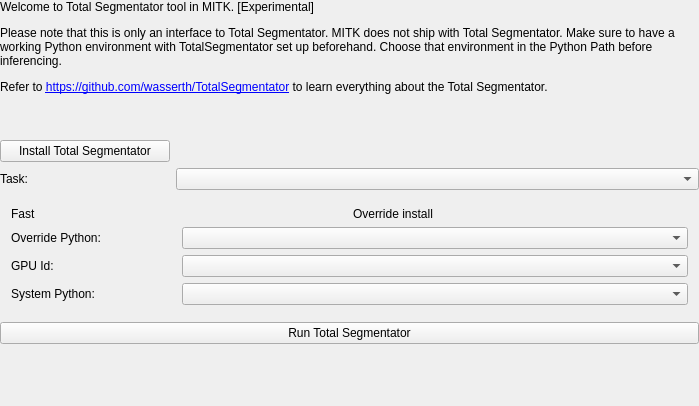
Above: Modules/SegmentationUI/Qmitk/QmitkTotalSegmentatorGUIControls.ui from MITK/MITK before the change. Below: the same form after it.
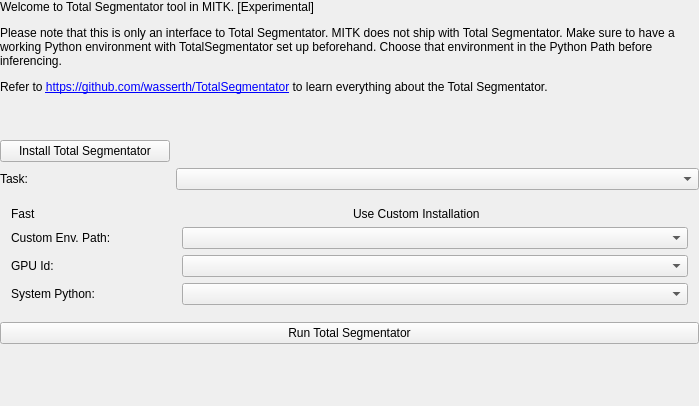
That is the form after the change. Custom widgets are drawn as their Qt base class.

Commit message: Rename UI elements & minor code changes

```diff
--- a/Modules/SegmentationUI/Qmitk/QmitkTotalSegmentatorGUIControls.ui
+++ b/Modules/SegmentationUI/Qmitk/QmitkTotalSegmentatorGUIControls.ui
@@ -169,7 +169,7 @@
 		   </sizepolicy>
 		  </property>
 		  <property name="text">
-		   <string>Override install</string>
+		   <string>Use Custom Installation</string>
 		  </property>
 		 </widget>
 		</item>
@@ -206,7 +206,7 @@
 		   </sizepolicy>
 		  </property>
 		  <property name="text">
-		   <string>Override Python:</string>
+		   <string>Custom Env. Path:</string>
 		  </property>
 		 </widget>
 		</item>
```
The commit also changes 1 other file.
